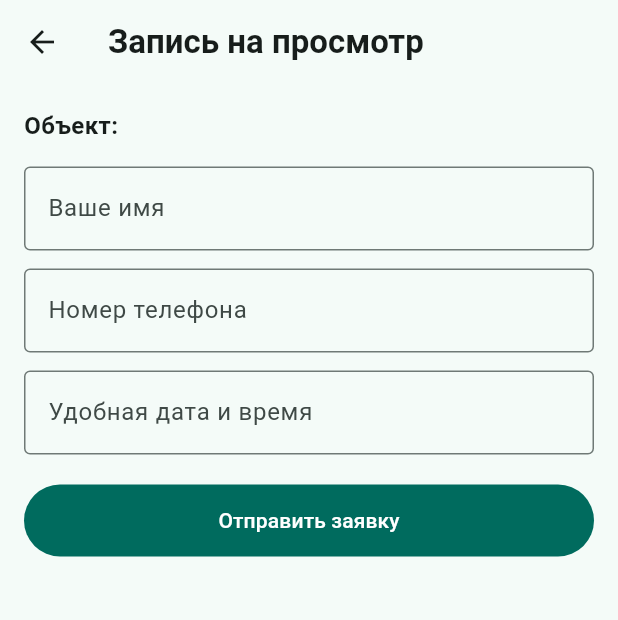
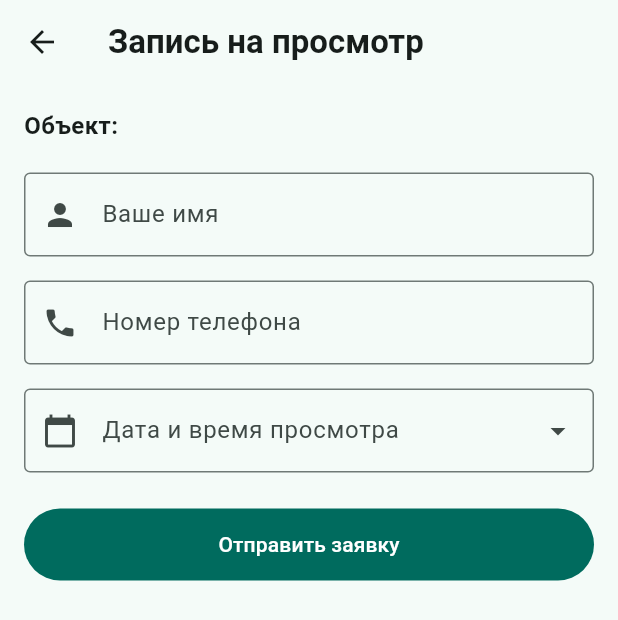
Before and after one commit to MarcGTW/renteasy, a Flutter app: the BookingScreen screen opened directly with empty values, on a phone screen of 412 x 824 dp. Shown: the top 620 px of the screen. Run offline on Flutter 3.47's test engine with Material 3 defaults, Android fonts, the phone set to English and light mode, and no system bars; our stand-ins replace go_router.

Commit message:
L3: added BookingScreen form validation

```diff
--- a/lib/screens/booking_screen.dart
+++ b/lib/screens/booking_screen.dart
@@ -1,33 +1,182 @@
+
 import 'package:flutter/material.dart';
+import 'package:flutter/services.dart';
 import 'package:go_router/go_router.dart';
 
-class BookingScreen extends StatelessWidget {
+class BookingScreen extends StatefulWidget {
   final String propertyTitle;
 
-  const BookingScreen({super.key, required this.propertyTitle});
+  const BookingScreen({
+    super.key,
+    required this.propertyTitle,
+  });
+
+  @override
+  State<BookingScreen> createState() => _BookingScreenState();
+}
+
+class _BookingScreenState extends State<BookingScreen> {
+  final _formKey = GlobalKey<FormState>();
+
+  final _nameController = TextEditingController();
+  final _phoneController = TextEditingController();
+  final _dateController = TextEditingController();
+
+  DateTime? _selectedDateTime;
+
+  @override
+  void dispose() {
+    _nameController.dispose();
+    _phoneController.dispose();
+    _dateController.dispose();
+    super.dispose();
+  }
+
+  Future<void> _selectDateTime() async {
+    final now = DateTime.now();
+
+    final date = await showDatePicker(
+      context: context,
+      initialDate: now.add(const Duration(days: 1)),
+      firstDate: now,
+      lastDate: now.add(const Duration(days: 365)),
+    );
+
+    if (date == null || !mounted) return;
+
+    final time = await showTimePicker(
+      context: context,
+      initialTime: const TimeOfDay(hour: 12, minute: 0),
+    );
+
+    if (time == null || !mounted) return;
+
+    final selected = DateTime(
+      date.year,
+      date.month,
+      date.day,
+      time.hour,
+      time.minute,
+    );
+
+    setState(() {
+      _selectedDateTime = selected;
+      _dateController.text =
+          '${date.day.toString().padLeft(2, '0')}.'
+          '${date.month.toString().padLeft(2, '0')}.'
+          '${date.year} '
+          '${time.format(context)}';
+    });
+
+    _formKey.currentState?.validate();
+  }
+
+  void _submit() {
+    if (!_formKey.currentState!.validate()) return;
+
+    final messenger = ScaffoldMessenger.of(context);
+
+    context.pop();
+
+    messenger.showSnackBar(
+      const SnackBar(
+        content: Text('Заявка на просмотр успешно отправлена!'),
+      ),
+    );
+  }
 
   @override
   Widget build(BuildContext context) {
     return Scaffold(
-      appBar: AppBar(title: const Text('Запись на просмотр')),
-      body: Padding(
-        padding: const EdgeInsets.all(16.0),
-        child: Column(
-          crossAxisAlignment: CrossAxisAlignment.start,
+      appBar: AppBar(
+        title: const Text('Запись на просмотр'),
+      ),
+      body: Form(
+        key: _formKey,
+        child: ListView(
+          padding: const EdgeInsets.all(16),
           children: [
-            Text('Объект: $propertyTitle', style: const TextStyle(fontWeight: FontWeight.bold, fontSize: 16)),
+            Text(
+              'Объект: ${widget.propertyTitle}',
+              style: const TextStyle(
+                fontWeight: FontWeight.bold,
+                fontSize: 16,
+              ),
+            ),
+            const SizedBox(height: 20),
+
+            TextFormField(
+              controller: _nameController,
+              textInputAction: TextInputAction.next,
+              decoration: const InputDecoration(
+                labelText: 'Ваше имя',
+                prefixIcon: Icon(Icons.person),
+                border: OutlineInputBorder(),
+              ),
+              validator: (value) {
+                if (value == null || value.trim().isEmpty) {
+                  return 'Введите ваше имя';
+                }
+                if (value.trim().length < 2) {
+                  return 'Имя должно содержать минимум 2 символа';
+                }
+                return null;
+              },
+            ),
             const SizedBox(height: 16),
-            const TextField(decoration: InputDecoration(labelText: 'Ваше имя', border: OutlineInputBorder())),
-            const SizedBox(height: 12),
-            const TextField(decoration: InputDecoration(labelText: 'Номер телефона', border: OutlineInputBorder())),
-            const SizedBox(height: 12),
-            const TextField(decoration: InputDecoration(labelText: 'Удобная дата и время', border: OutlineInputBorder())),
-            const SizedBox(height: 20),
+
+            TextFormField(
+              controller: _phoneController,
+              keyboardType: TextInputType.phone,
+              textInputAction: TextInputAction.done,
+              inputFormatters: [
+                FilteringTextInputFormatter.digitsOnly,
+                LengthLimitingTextInputFormatter(12),
+              ],
+              decoration: const InputDecoration(
+                labelText: 'Номер телефона',
+                hintText: '37369123456',
+                prefixIcon: Icon(Icons.phone),
+                border: OutlineInputBorder(),
+              ),
+              validator: (value) {
+                if (value == null || value.isEmpty) {
+                  return 'Введите номер телефона';
+                }
+                if (!RegExp(r'^373\d{8}$').hasMatch(value)) {
+                  return 'Введите номер в формате 373XXXXXXXX';
+                }
+                return null;
+              },
+            ),
+            const SizedBox(height: 16),
+
+            TextFormField(
+              controller: _dateController,
+              readOnly: true,
+              onTap: _selectDateTime,
+              decoration: const InputDecoration(
+                labelText: 'Дата и время просмотра',
+                prefixIcon: Icon(Icons.calendar_today),
+                suffixIcon: Icon(Icons.arrow_drop_down),
+                border: OutlineInputBorder(),
+              ),
+              validator: (_) {
+                if (_selectedDateTime == null) {
+                  return 'Выберите дату и время';
+                }
+                if (!_selectedDateTime!.isAfter(DateTime.now())) {
+                  return 'Выберите будущую дату и время';
+                }
+                return null;
+              },
+            ),
+            const SizedBox(height: 24),
+
             SizedBox(
-              width: double.infinity,
               height: 48,
               child: FilledButton(
-               onPressed: () => context.pop(),
+                onPressed: _submit,
                 child: const Text('Отправить заявку'),
               ),
             ),
```
